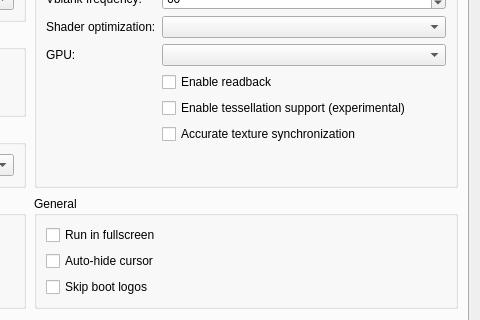
Old version of the form src/launcher/forms/configuration_edit_dialog.ui in the repository dmorazasanchez/KytyPS5-Native-beta; both pictures show x 420 to 900 and y 144 to 464 of the 900 by 623 pixel window.
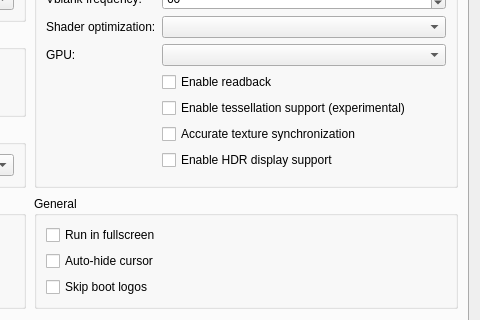
New version of the form. Custom widgets are drawn as their Qt base class.

Commit message: add hdr display support

What changed in the file:
```diff
--- a/src/launcher/forms/configuration_edit_dialog.ui
+++ b/src/launcher/forms/configuration_edit_dialog.ui
@@ -180,6 +180,12 @@
               <property name="text"><string>Accurate texture synchronization</string></property>
              </widget>
             </item>
+            <item row="8" column="1">
+             <widget class="QCheckBox" name="checkBox_hdr">
+              <property name="toolTip"><string>Enable HDR10 output for supported games. Requires HDR enabled on the host display.</string></property>
+              <property name="text"><string>Enable HDR display support</string></property>
+             </widget>
+            </item>
            </layout>
           </widget>
          </item>
```
The commit also changes 17 other files.
